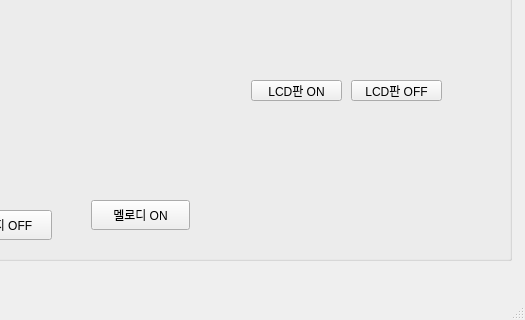
First picture: the form in day06/main.ui, repository Hwangji99/basic-hardware-2024, before the edit; both pictures show x 499 to 1024 and y 280 to 600 of the 1024 by 600 pixel window.
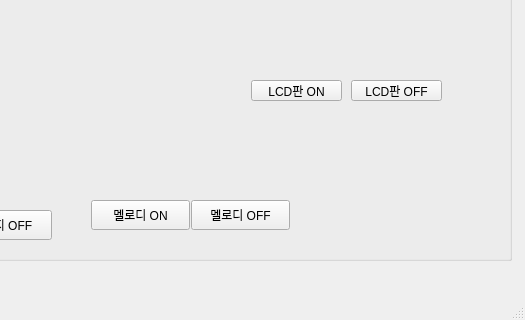
Second picture: the form after the edit. Icons and pictures are not drawn.

Diff of the .ui file:
```diff
--- a/day06/main.ui
+++ b/day06/main.ui
@@ -214,6 +214,19 @@
       <string>멜로디 ON</string>
      </property>
     </widget>
+    <widget class="QPushButton" name="btn_buzzoff">
+     <property name="geometry">
+      <rect>
+       <x>670</x>
+       <y>470</y>
+       <width>99</width>
+       <height>30</height>
+      </rect>
+     </property>
+     <property name="text">
+      <string>멜로디 OFF</string>
+     </property>
+    </widget>
    </widget>
    <widget class="QTimeEdit" name="timeEdit">
     <property name="geometry">
```
